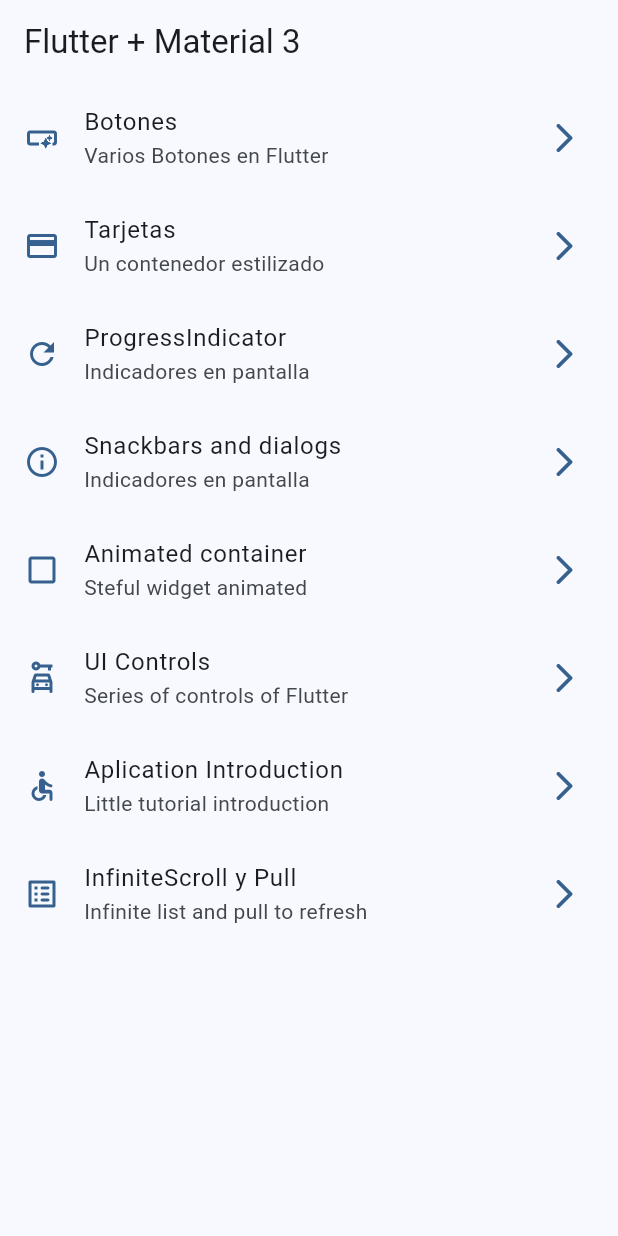
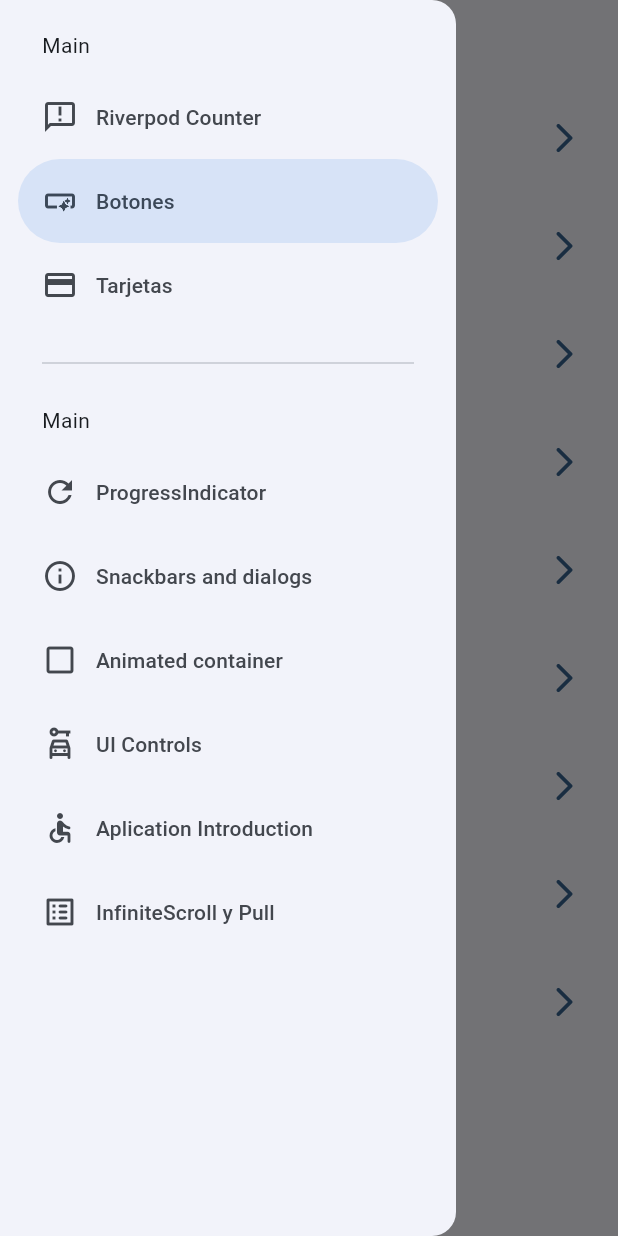
Before and after one commit to alanbarrera03/widgets_app, a Flutter app: the screen it shows after launch, with the side drawer open (before the commit the screen has no drawer), on a phone screen of 412 x 824 dp. Run offline on Flutter 3.47's test engine with Material 2 defaults, Android fonts, the phone set to English and light mode, and no system bars; our stand-ins replace animate_do, flutter_riverpod, go_router.

Commit message:
riverpod

```diff
--- a/lib/config/menu/menu_items.dart
+++ b/lib/config/menu/menu_items.dart
@@ -17,6 +17,13 @@ class MenuItem{
 }
 
   const appMenuItems = <MenuItem>[
+
+    MenuItem(
+      title: 'Riverpod Counter',
+      subtitle: 'Riverpod introduction',
+      link: '/counter-riverpod',
+      icon: Icons.announcement_outlined
+    ),
 
     MenuItem(
       title: 'Botones',
--- a/lib/config/router/app_router.dart
+++ b/lib/config/router/app_router.dart
@@ -1,4 +1,5 @@
 import 'package:go_router/go_router.dart';
+import 'package:widgets_app/presentation/screens/counter/counter_screen.dart';
 import 'package:widgets_app/presentation/screens/screens.dart';
 
 //GoRouter configuration
@@ -51,6 +52,11 @@ final appRouter = GoRouter(
       name: InfiniteScrollScreen.name,
       builder: ( context, state ) => const InfiniteScrollScreen()
     ),
+    GoRoute(
+      path: '/counter-riverpod',
+      name: CounterScreen.name,
+      builder: ( context, state ) => const CounterScreen()
+    ),
 
   ],
 
--- /dev/null
+++ b/lib/presentation/providers/counter_provider.dart
@@ -0,0 +1,3 @@
+import 'package:flutter_riverpod/flutter_riverpod.dart';
+
+final counterProvider = StateProvider((ref) => 5,);
--- /dev/null
+++ b/lib/presentation/providers/theme.provider.dart
@@ -0,0 +1,3 @@
+import 'package:flutter_riverpod/flutter_riverpod.dart';
+
+final isDarkModeProvider = StateProvider( ( ref ) => false );
--- a/lib/presentation/screens/home/home_screen.dart
+++ b/lib/presentation/screens/home/home_screen.dart
@@ -1,6 +1,7 @@
 import 'package:flutter/material.dart';
 import 'package:go_router/go_router.dart';
 import 'package:widgets_app/config/menu/menu_items.dart';
+import 'package:widgets_app/presentation/widgets/side_menu.dart';
 
 class HomeScreen extends StatelessWidget {
 
@@ -12,8 +13,11 @@ class HomeScreen extends StatelessWidget {
 
   @override
   Widget build(BuildContext context) {
+
+    final scaffoldKey = GlobalKey<ScaffoldState>();
+
     return Scaffold(
-
+      key: scaffoldKey,
       appBar: AppBar(
 
         title: const Text( 'Flutter + Material 3' ),
@@ -21,6 +25,7 @@ class HomeScreen extends StatelessWidget {
       ),
 
       body: const _HomeView(),
+      drawer: SideMenu( scaffoldKey: scaffoldKey ),
 
     );
   }
--- /dev/null
+++ b/lib/presentation/widgets/side_menu.dart
@@ -0,0 +1,76 @@
+import 'package:flutter/material.dart';
+import 'package:go_router/go_router.dart';
+import 'package:widgets_app/config/menu/menu_items.dart';
+
+class SideMenu extends StatefulWidget {
+
+  final GlobalKey<ScaffoldState> scaffoldKey;
+
+  const SideMenu({
+    super.key,
+    required this.scaffoldKey
+  });
+
+  @override
+  State<SideMenu> createState() => _SideMenuState();
+}
+
+class _SideMenuState extends State<SideMenu> {
+
+  int navDrawerIndex = 1;
+
+  @override
+  Widget build(BuildContext context) {
+
+    final hasNotch = MediaQuery.of(context).viewPadding.top > 35;
+
+    return NavigationDrawer(
+      selectedIndex: navDrawerIndex,
+      onDestinationSelected: (value) {
+        setState(() {
+          navDrawerIndex = value;
+        });
+
+        final menuItem = appMenuItems[value];
+
+        context.push( menuItem.link );
+        widget.scaffoldKey.currentState?.closeDrawer();
+
+      },
+      children: [
+
+        Padding(
+          padding: EdgeInsets.fromLTRB(28, hasNotch ? 0 : 20, 16, 10),
+          child: const Text('Main'),
+        ),
+
+        ...appMenuItems
+          .sublist(0,3)
+          .map( ( item ) => NavigationDrawerDestination(
+            icon: Icon( item.icon ),
+            label: Text( item.title )
+          )
+        ),
+
+        const Padding(
+          padding: EdgeInsets.fromLTRB(28, 16, 28, 10),
+          child: Divider(),
+        ),
+
+        const Padding(
+          padding: EdgeInsets.fromLTRB(28, 10, 16, 10),
+          child: Text('Main'),
+        ),
+
+        ...appMenuItems
+          .sublist(3)
+          .map( ( item ) => NavigationDrawerDestination(
+            icon: Icon( item.icon ),
+            label: Text( item.title )
+          )
+        ),
+
+      ]
+    );
+  }
+}
--- a/pubspec.yaml
+++ b/pubspec.yaml
@@ -10,6 +10,7 @@ dependencies:
   animate_do: ^3.0.2
   flutter:
     sdk: flutter
+  flutter_riverpod: ^2.3.6
   go_router: ^8.0.5
 
 dev_dependencies:
```
Also changed, not shown: lib/main.dart (+6 -1 lines), lib/presentation/screens/counter/counter_screen.dart (added, +59 -0 lines), pubspec.lock.
